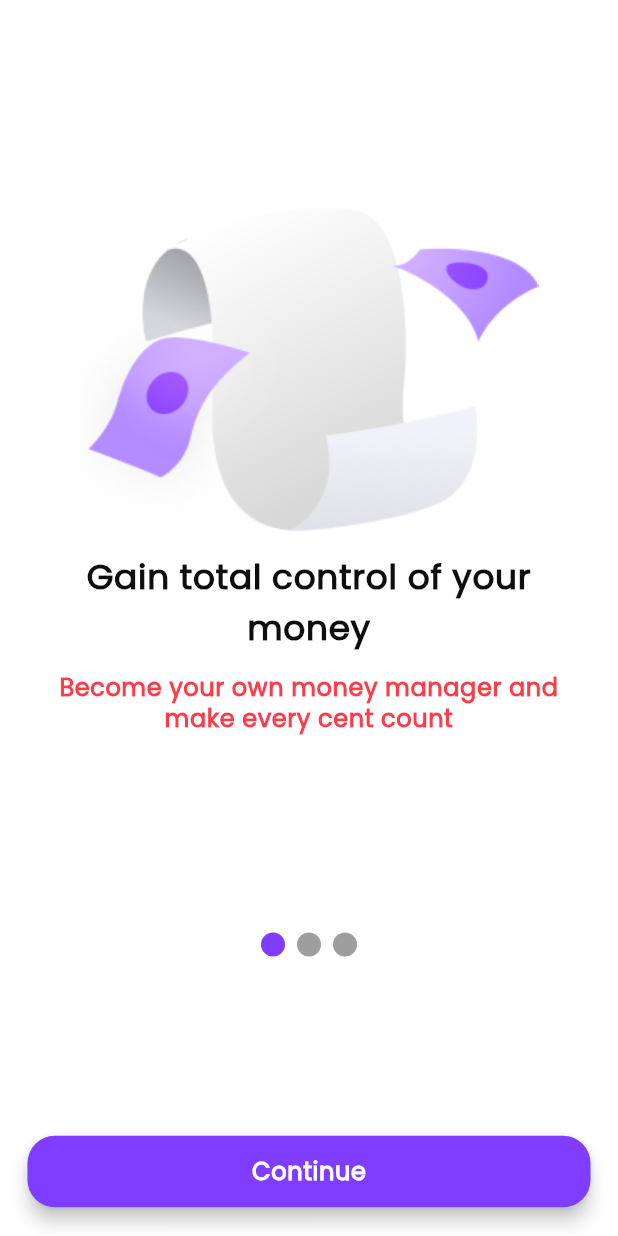
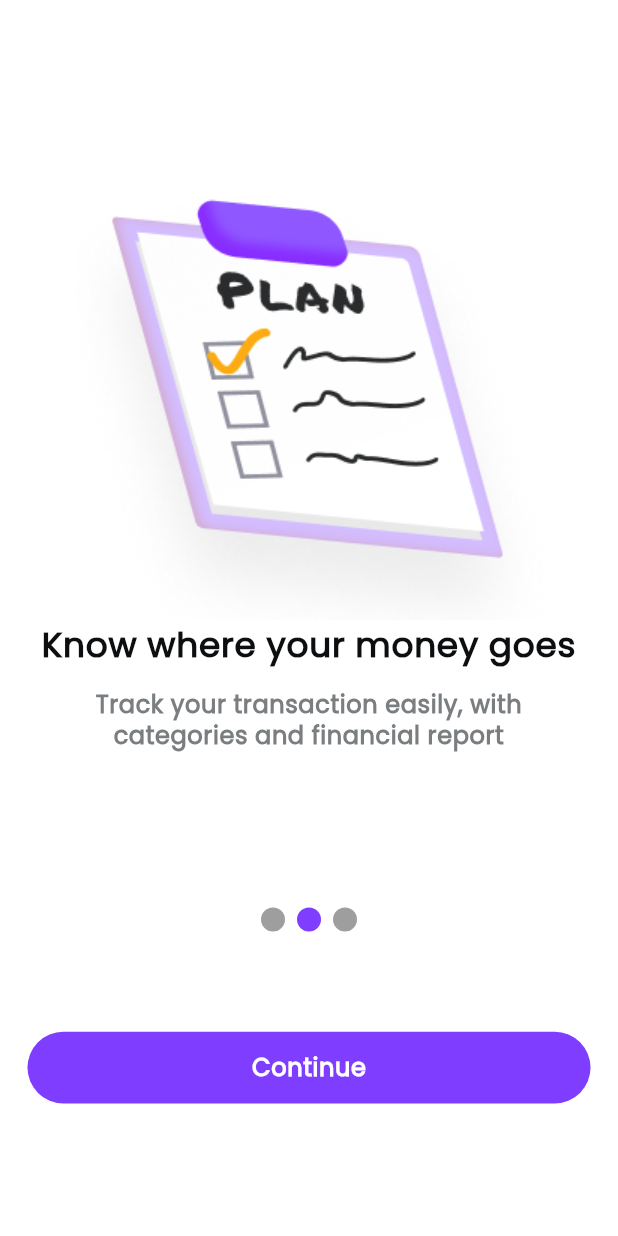
Before and after one commit to puskottampandey/Expense-Tracker, a Flutter app: the screen it shows after launch, after a tap on "Continue", on a phone screen of 412 x 824 dp. Run offline on Flutter 3.47's test engine with Material 3 defaults, Android fonts, the phone set to English and light mode, and no system bars; drawn by our look-alikes of smooth_page_indicator; our stand-ins replace flutter_bloc, flutter_screenutil, fluttertoast, go_router, logger, upgrader; missing offline and left inert: in_app_update.

Commit message:
feat: Complete onboarding feature

```diff
--- a/lib/core/theme/app_colors.dart
+++ b/lib/core/theme/app_colors.dart
@@ -10,9 +10,9 @@ class AppColors {
   static final kseconadarylightColor = Color(0xffE3E5E5);
   static final kwhitelightColor = Color(0xffF1F1FA);
   static final kverywhitelightColor = Color(0xffFCFCFC);
-  static final kvverylightColor = Color(0xffFFFFFF);
+  static const kvverylightColor = Color(0xffFFFFFF);
 
-  static final kPrimaryVoiletColor = Color(0xff7F3DFF);
+  static const kPrimaryVoiletColor = Color(0xff7F3DFF);
   static final kseconadaryVioletColor = Color(0xff8F57FF);
   static final klightVioletColor = Color(0xffB18AFF);
   static final kverylighViloetColor = Color(0xffD3BDFF);
--- a/lib/core/widget/button/custom_round_button.dart
+++ b/lib/core/widget/button/custom_round_button.dart
@@ -5,6 +5,8 @@ import 'package:flutter_screenutil/flutter_screenutil.dart';
 class CustomRoundButton extends StatelessWidget {
   final String title;
   final Function()? onPressed;
+  final Color backgroundColor;
+  final Color textColor;
 
   final bool isLoading;
   const CustomRoundButton({
@@ -12,6 +14,8 @@ class CustomRoundButton extends StatelessWidget {
     required this.title,
     this.onPressed,
     this.isLoading = false,
+    this.backgroundColor = AppColors.kPrimaryVoiletColor,
+    this.textColor = AppColors.kvverylightColor,
   });
 
   @override
@@ -19,23 +23,24 @@ class CustomRoundButton extends StatelessWidget {
     final theme = Theme.of(context);
     final textTheme = theme.textTheme;
     return SizedBox(
-      height: 40.h,
+      child: Padding(
+        padding: EdgeInsets.symmetric(vertical: 6.h, horizontal: 0.h),
         child: Material(
-        elevation: 5,
-        color: AppColors.kPrimaryVoiletColor,
-        borderRadius: BorderRadius.circular(16.r),
+          color: backgroundColor,
+          borderRadius: BorderRadius.circular(32.r),
           child: InkWell(
-          borderRadius: BorderRadius.circular(16.r),
+            borderRadius: BorderRadius.circular(32.r),
             onTap: isLoading ? null : onPressed,
             child: Container(
               height: 40.h,
               padding: EdgeInsets.symmetric(vertical: 2.h, horizontal: 14.w),
-            decoration: BoxDecoration(borderRadius: BorderRadius.circular(8.r)),
+              decoration: BoxDecoration(
+                borderRadius: BorderRadius.circular(32.r),
+              ),
               child: Center(
                 child: Text(
                   title,
-                style: textTheme.labelLarge!.copyWith(
-                  color: AppColors.kvverylightColor,
+                  style: textTheme.labelLarge!.copyWith(color: textColor),
                 ),
               ),
             ),
--- a/lib/features/onboarding/domain/entity/onboarding_data.dart
+++ b/lib/features/onboarding/domain/entity/onboarding_data.dart
@@ -1,6 +1,6 @@
 class Onboarding {
-  String? image;
-  String? title;
-  String? des;
-  Onboarding({this.image, this.title, this.des});
+  final String image;
+  final String title;
+  final String des;
+  Onboarding({required this.image, required this.title, required this.des});
 }
--- a/lib/features/onboarding/presentation/bloc/onboarding_bloc.dart
+++ b/lib/features/onboarding/presentation/bloc/onboarding_bloc.dart
@@ -2,7 +2,7 @@ import 'package:flutter_bloc/flutter_bloc.dart';
 
 class OnboardingBloc extends Cubit<int> {
   OnboardingBloc() : super(0);
-  currentPage() {
-    emit(state + 1);
+  currentPage(int value) {
+    emit(value);
   }
 }
--- a/lib/features/onboarding/presentation/screen/onboarding_screen.dart
+++ b/lib/features/onboarding/presentation/screen/onboarding_screen.dart
@@ -1,11 +1,16 @@
+import 'package:expensetracker/features/onboarding/presentation/bloc/onboarding_bloc.dart';
 import 'package:expensetracker/features/onboarding/presentation/widget/onboarding_widget.dart';
 import 'package:flutter/material.dart';
+import 'package:flutter_bloc/flutter_bloc.dart';
 
 class OnboardingScreen extends StatelessWidget {
   const OnboardingScreen({super.key});
 
   @override
   Widget build(BuildContext context) {
-    return OnboardingWidget();
+    return BlocProvider(
+      create: (context) => OnboardingBloc(),
+      child: OnboardingWidget(),
+    );
   }
 }
--- a/lib/features/onboarding/presentation/widget/onboarding_widget.dart
+++ b/lib/features/onboarding/presentation/widget/onboarding_widget.dart
@@ -1,16 +1,12 @@
 import 'package:expensetracker/core/theme/app_colors.dart';
-import 'package:expensetracker/core/widget/button/custom_icon_button.dart';
-import 'package:expensetracker/core/widget/button/custom_outline_button.dart';
 import 'package:expensetracker/core/widget/button/custom_round_button.dart';
-import 'package:expensetracker/core/widget/button/custom_rounded_button.dart';
+import 'package:expensetracker/features/onboarding/presentation/bloc/onboarding_bloc.dart';
 import 'package:expensetracker/features/onboarding/presentation/widget/page_indicator_widget.dart';
 import 'package:expensetracker/features/onboarding/presentation/widget/page_view_widget.dart';
-import 'package:expensetracker/features/settings/presentation/bloc/language_cubit.dart';
 import 'package:expensetracker/features/settings/presentation/bloc/theme_cubit.dart';
 import 'package:flutter/material.dart';
 import 'package:flutter_bloc/flutter_bloc.dart';
 import 'package:flutter_screenutil/flutter_screenutil.dart';
-import 'package:go_router/go_router.dart';
 
 class OnboardingWidget extends StatefulWidget {
   const OnboardingWidget({super.key});
@@ -31,36 +27,34 @@ class _OnboardingWidgetState extends State<OnboardingWidget> {
   @override
   Widget build(BuildContext context) {
     final theme = Theme.of(context);
-
     return Scaffold(
       backgroundColor: theme.scaffoldBackgroundColor,
       body: SafeArea(
         child: Padding(
           padding: EdgeInsets.symmetric(horizontal: 16.w, vertical: 16.h),
-          child: BlocBuilder<ThemeCubit, ThemeData>(
+          child: BlocBuilder<OnboardingBloc, int>(
             builder: (context, state) {
               return Column(
                 children: [
-
                   // pageview
                   PageViewWidget(
+                    controller: controller,
                     onPageChanged: (val) {
-                      pageChangeIndex = val;
+                      context.read<OnboardingBloc>().currentPage(val);
                     },
                   ),
                   SizedBox(height: 10.h),
 
                   // page indicator
                   PageIndicatorWidget(controller, onboarding.length),
-                  SizedBox(height: 100.h),
 
+                  SizedBox(height: 50.h),
                   Align(
                     alignment: Alignment.bottomCenter,
                     child: CustomRoundButton(
-                      title: pageChangeIndex == 2 ? "Sign Up" : "Continue",
-
+                      title: state == 2 ? "Sign Up" : "Continue",
                       onPressed: () {
-                        if (pageChangeIndex == 2) {
+                        if (state == 2) {
                         } else {
                           controller.nextPage(
                             duration: const Duration(milliseconds: 300),
@@ -70,6 +64,17 @@ class _OnboardingWidgetState extends State<OnboardingWidget> {
                       },
                     ),
                   ),
+                  state == 2
+                      ? Align(
+                        alignment: Alignment.bottomCenter,
+                        child: CustomRoundButton(
+                          backgroundColor: AppColors.kvveryViloetlightColor,
+                          textColor: AppColors.kPrimaryVoiletColor,
+                          title: "Login",
+                          onPressed: () {},
+                        ),
+                      )
+                      : SizedBox(height: 52.h),
                 ],
               );
             },
--- a/lib/features/onboarding/presentation/widget/page_view_widget.dart
+++ b/lib/features/onboarding/presentation/widget/page_view_widget.dart
@@ -1,5 +1,3 @@
-import 'dart:nativewrappers/_internal/vm/lib/ffi_allocation_patch.dart';
-
 import 'package:expensetracker/core/constants/constant_assets.dart';
 import 'package:expensetracker/core/theme/app_colors.dart';
 import 'package:expensetracker/features/onboarding/domain/entity/onboarding_data.dart';
@@ -8,7 +6,12 @@ import 'package:flutter_screenutil/flutter_screenutil.dart';
 
 class PageViewWidget extends StatelessWidget {
   void Function(int)? onPageChanged;
-  PageViewWidget({super.key, required this.onPageChanged});
+  final PageController controller;
+  PageViewWidget({
+    super.key,
+    required this.onPageChanged,
+    required this.controller,
+  });
 
   @override
   Widget build(BuildContext context) {
@@ -16,6 +19,7 @@ class PageViewWidget extends StatelessWidget {
     final textTheme = theme.textTheme;
     return Expanded(
       child: PageView.builder(
+        controller: controller,
         onPageChanged: (val) {
           onPageChanged?.call(val);
         },
@@ -26,9 +30,9 @@ class PageViewWidget extends StatelessWidget {
             mainAxisAlignment: MainAxisAlignment.center,
             crossAxisAlignment: CrossAxisAlignment.center,
             children: [
-              Image.asset(data.image.toString()),
+              Image.asset(data.image),
               Text(
-                data.title.toString(),
+                data.title,
                 style: textTheme.bodyLarge!.copyWith(),
                 maxLines: 2,
                 textAlign: TextAlign.center,
@@ -37,7 +41,7 @@ class PageViewWidget extends StatelessWidget {
               Text(
                 data.des.toString(),
                 style: textTheme.labelLarge!.copyWith(
-                  color: AppColors.kPrimaryRedColor,
+                  color: AppColors.kverylightDarkColor,
                 ),
                 maxLines: 2,
                 textAlign: TextAlign.center,
```
Lines whose indentation alone changed are shown as unchanged.
